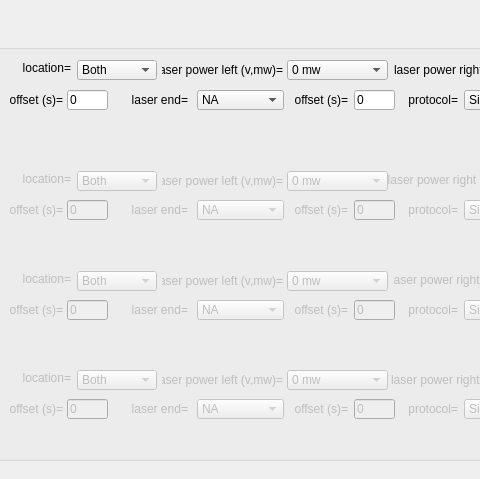
Above: src/foraging_gui/Optogenetics.ui from AllenNeuralDynamics/dynamic-foraging-task before the change; both pictures show x 183 to 663 and y 0 to 479 of the 1442 by 630 pixel window. Below: the same form after it.
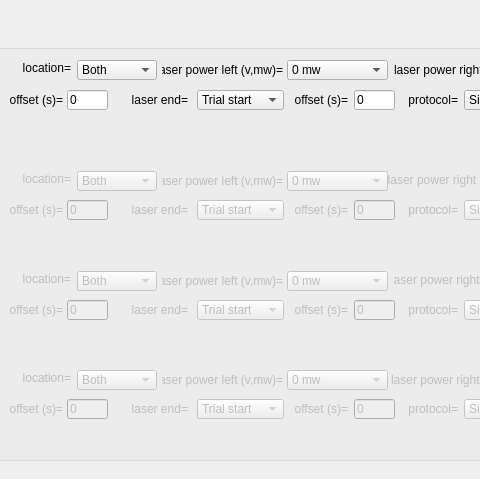
That is the form after the change.

Commit message: Adding optogenetics aligned to reward outcome

```diff
--- a/src/foraging_gui/Optogenetics.ui
+++ b/src/foraging_gui/Optogenetics.ui
@@ -557,7 +557,7 @@
     </sizepolicy>
    </property>
    <property name="currentIndex">
-    <number>8</number>
+    <number>0</number>
    </property>
    <item>
     <property name="text">
@@ -815,7 +815,7 @@
     </sizepolicy>
    </property>
    <property name="currentIndex">
-    <number>8</number>
+    <number>0</number>
    </property>
    <item>
     <property name="text">
@@ -1600,7 +1600,7 @@
     </sizepolicy>
    </property>
    <property name="currentIndex">
-    <number>8</number>
+    <number>0</number>
    </property>
    <item>
     <property name="text">
@@ -2323,7 +2323,7 @@
     </sizepolicy>
    </property>
    <property name="currentIndex">
-    <number>8</number>
+    <number>0</number>
    </property>
    <item>
     <property name="text">
```
Left out of the diff: 40 changed lines with no effect on the pictures. The commit also changes 5 other files.
